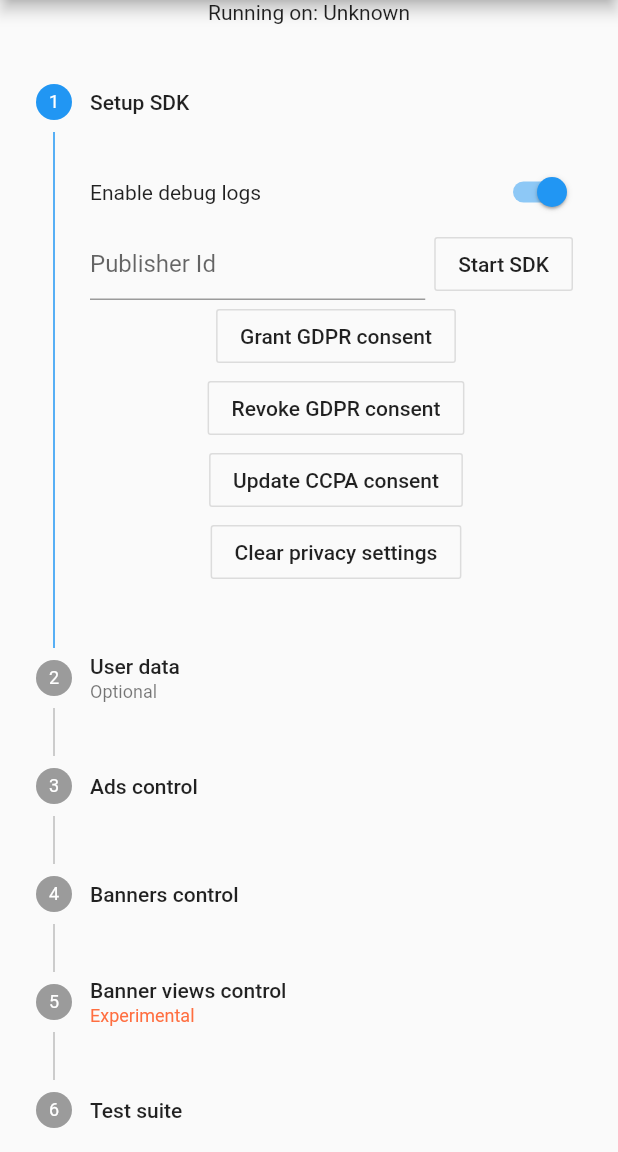
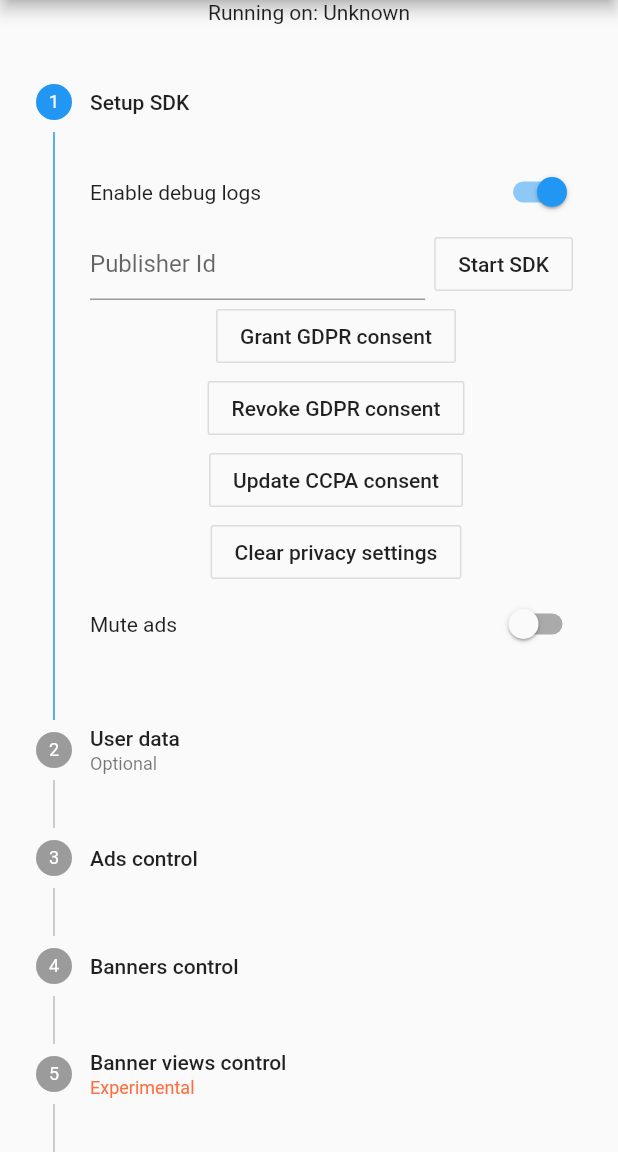
Before and after one commit to ukasz123/fairbid_flutter, a Flutter app: the screen it shows after launch, on a phone screen of 412 x 824 dp, the part 84-1236 px from its top. Run offline on Flutter 3.47's test engine with Material 2 defaults, Android fonts, the phone set to English and light mode, and no system bars; our stand-ins replace rxdart.

Commit message:
Update FairBid version, implement `setMuted` API

```diff
--- a/example/lib/main.dart
+++ b/example/lib/main.dart
@@ -11,8 +11,8 @@ import 'package:fairbid_flutter/fairbid_flutter.dart';
 import 'package:rxdart/rxdart.dart';
 
 void main() {
-  print ('Starting fairbid_flutter example');
-   runApp(MyApp()   );
+  print('Starting fairbid_flutter example');
+  runApp(MyApp());
 }
 
 class MyApp extends StatefulWidget {
@@ -26,6 +26,8 @@ class _MyAppState extends State<MyApp> {
   FairBid _sdk;
 
   bool _enableLogs = true;
+
+  bool _muteAds = false;
 
   TextEditingController _sdkIdController;
 
@@ -146,7 +148,8 @@ class _MyAppState extends State<MyApp> {
                         "Experimental",
                         style: TextStyle(color: Colors.deepOrangeAccent),
                       ),
-                      content: _sdk != null ? BannerViewAds(sdk: _sdk) : Container(),
+                      content:
+                          _sdk != null ? BannerViewAds(sdk: _sdk) : Container(),
                     ),
                     Step(
                       isActive: _sdk != null,
@@ -200,6 +203,19 @@ class _MyAppState extends State<MyApp> {
             ],
           ),
           GDPRControls(),
+          Row(
+            children: <Widget>[
+              Expanded(
+                child: Text("Mute ads"),
+              ),
+              Switch.adaptive(
+                  value: _muteAds,
+                  onChanged: (enable) async {
+                    await FairBid.setMuted(enable);
+                    setState(() => _muteAds = enable);
+                  })
+            ],
+          ),
         ],
       );
 
--- a/lib/fairbid_flutter.dart
+++ b/lib/fairbid_flutter.dart
@@ -66,4 +66,7 @@ class FairBid {
   /// Prepares [BannerAd] instance for showing and destroying banner ad
   BannerAd prepareBanner(String placementId) =>
       _delegate.prepareBanner(placementId);
+
+  /// Sets a flag for some mediated networks to show video ads with audio muted or not
+  static Future<void> setMuted(bool muteAds) => FairBidInternal.setMuted(muteAds);
 }
--- a/lib/src/internal.dart
+++ b/lib/src/internal.dart
@@ -138,6 +138,9 @@ class FairBidInternal {
 
   BannerAd prepareBanner(String placement) =>
       BannerAd._(this, placementId: placement);
+
+  static Future<void> setMuted(bool muteAds) =>
+      _channel.invokeMethod('setMuted', <String, bool>{'mute': muteAds});
 }
 
 /// Interstitials are static or video ads presented before, during or after the user interacts with your app.
```
Also changed, not shown: 4 other files.
